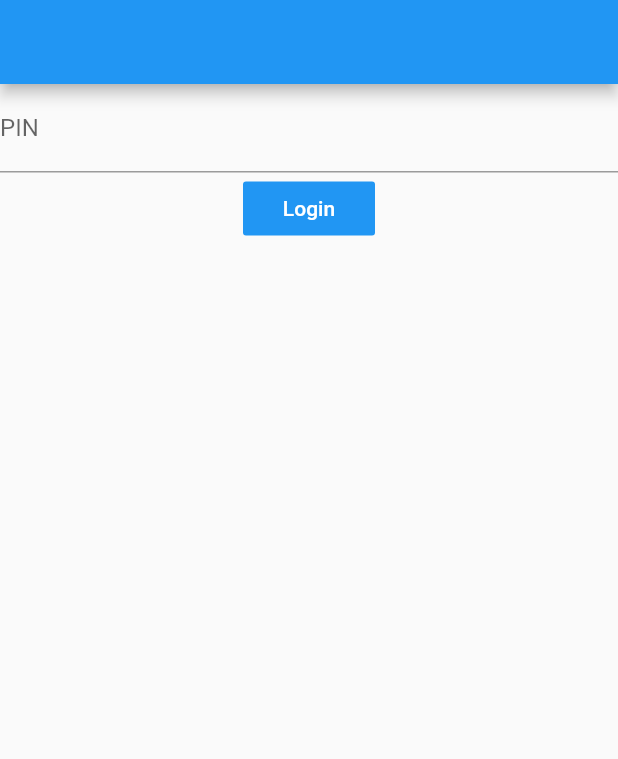
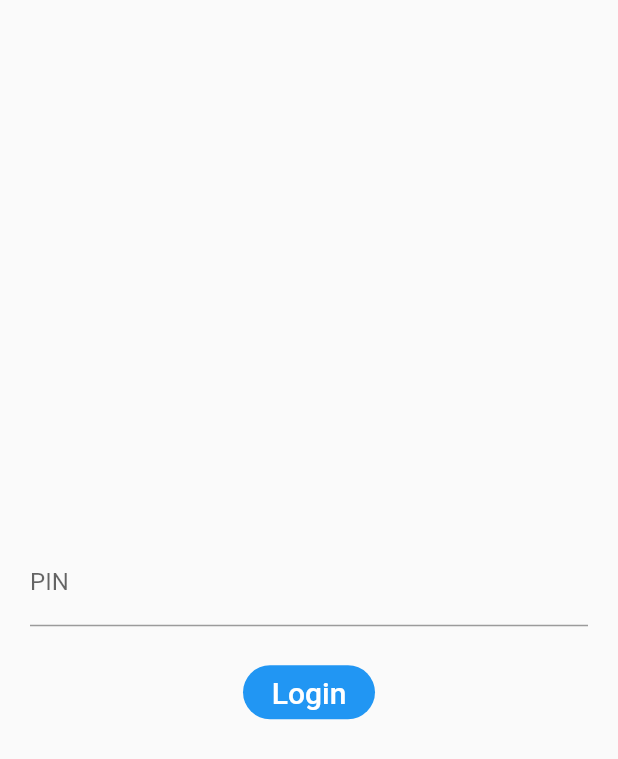
Before and after one commit to s1250023-Igarashi/TrueTweet, a Flutter app: the screen it shows after launch, on a phone screen of 412 x 824 dp. Shown: the top 759 px of the screen. Run offline on Flutter 3.47's test engine with Material 2 defaults, Android fonts, the phone set to English and light mode, and no system bars; our stand-ins replace shared_preferences; missing offline and left inert: oauth1, string_similarity, twitter_1user.

Commit message:
fix login state layout

```diff
--- a/lib/state/loginState.dart
+++ b/lib/state/loginState.dart
@@ -26,24 +26,29 @@ class LoginState extends State<Login> {
     });
 
     return Scaffold(
-      appBar: AppBar(
-        title: Text(''),
-      ),
-      body: Form(
-        key: _form,
+      body: Center(
         child: Column(
+          mainAxisSize: MainAxisSize.min,
           children: <Widget>[
-            TextFormField(
-              decoration: InputDecoration(labelText: 'PIN'),
-              textInputAction: TextInputAction.next,
-              onChanged: (value) {
-                verifier = value;
-              },
+            Padding(
+              padding: EdgeInsets.all(20.0),
+              child: TextField(
+                decoration: InputDecoration(labelText: 'PIN'),
+                textInputAction: TextInputAction.next,
+                onChanged: (value) {
+                  verifier = value;
+                },
+              ),
             ),
             FlatButton(
-              child: Text('Login'),
+              child: Text('Login',
+                style: TextStyle(fontSize: 20),
+              ),
               color: Colors.blue,
               textColor: Colors.white,
+              shape: RoundedRectangleBorder(
+                  borderRadius: BorderRadius.circular(20.0)
+              ),
               onPressed: () async {
                 auth.requestTokenCredentials(credentials, verifier).then((res) {
                   UserSession().setAccessKey(res.credentials.token);
@@ -54,7 +59,7 @@ class LoginState extends State<Login> {
                       MaterialPageRoute(builder: (context) => Home())
                   );
                 });
-              },
+              }
             ),
           ],
         ),
```
